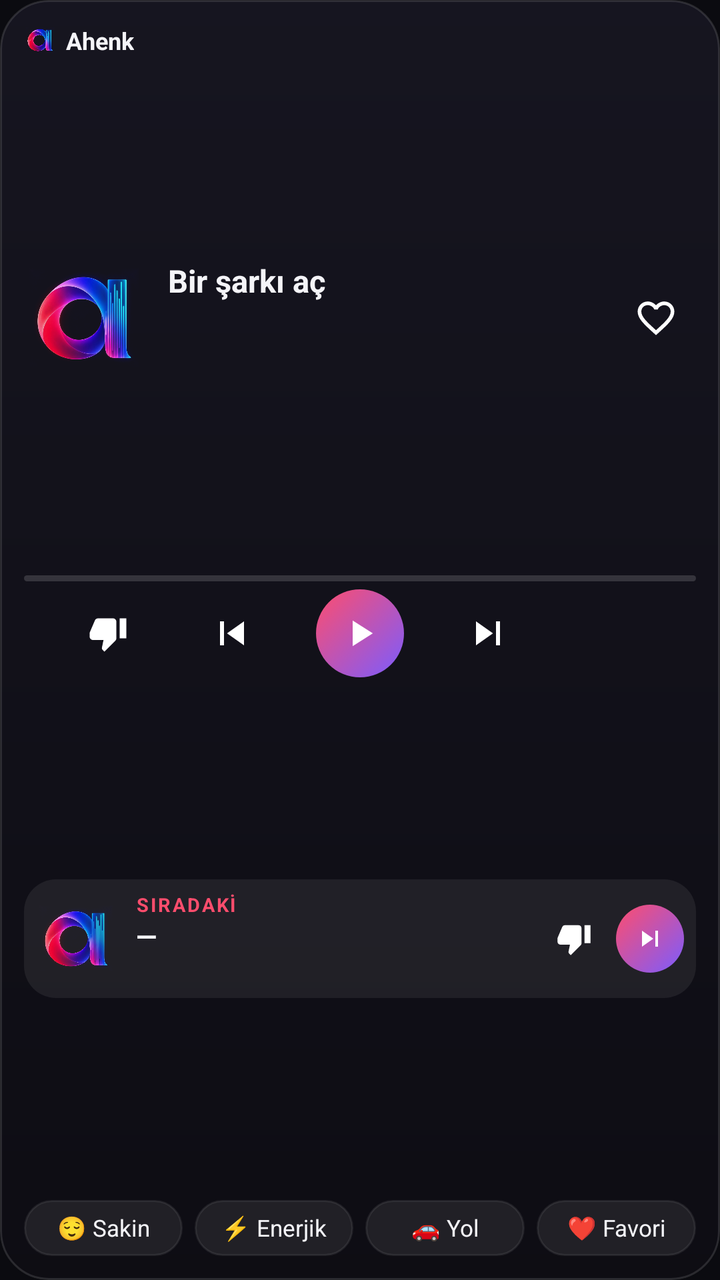
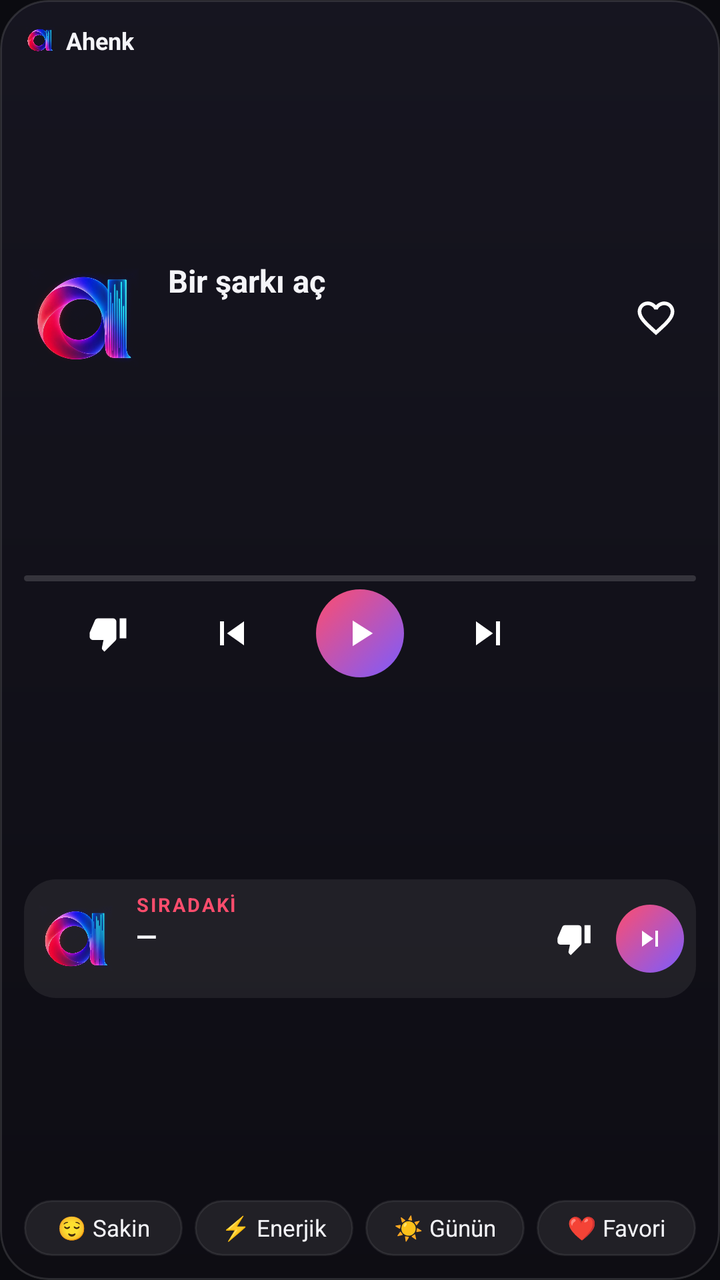

The first picture is an Android layout as it rendered before a commit; the second is the same layout after the commit. The layout source and the unified diff follow.
<!-- AndroidManifest.xml: application theme AppTheme -->
<!-- res/layout/widget_large.xml -->
<?xml version="1.0" encoding="utf-8"?>
<FrameLayout xmlns:android="http://schemas.android.com/apk/res/android" android:id="@+id/w_root" android:layout_width="match_parent" android:layout_height="match_parent"
    android:background="@drawable/widget_bg" android:clipToOutline="true">
    <ImageView android:id="@+id/w_glow" android:layout_width="match_parent" android:layout_height="match_parent"
        android:scaleType="fitXY" android:src="@drawable/widget_glow" android:visibility="gone" />
    <LinearLayout android:layout_width="match_parent" android:layout_height="match_parent"
        android:orientation="vertical" android:padding="12dp">
        <LinearLayout android:layout_width="match_parent" android:layout_height="wrap_content"
    android:gravity="center_vertical" android:orientation="horizontal">
    <ImageView android:layout_width="16dp" android:layout_height="16dp" android:src="@drawable/logo_mark" />
    <TextView android:layout_width="wrap_content" android:layout_height="wrap_content" android:layout_marginStart="5dp"
        android:text="Ahenk" android:textColor="#F4F4F8" android:textSize="12sp" android:textStyle="bold" />
    <TextView android:id="@+id/w_mood" android:layout_width="0dp" android:layout_height="wrap_content"
        android:layout_marginStart="6dp" android:layout_weight="1" android:ellipsize="end" android:singleLine="true"
        android:text="" android:textColor="#A3A3B5" android:textSize="11.5sp" />
    <TextView android:id="@+id/w_status" android:layout_width="wrap_content" android:layout_height="wrap_content"
        android:layout_marginStart="8dp" android:singleLine="true" android:text="" android:textColor="#FF4D6D"
        android:textSize="11sp" android:textStyle="bold" />
</LinearLayout><FrameLayout android:layout_width="match_parent" android:layout_height="0dp" android:layout_weight="1" />
<LinearLayout android:layout_width="match_parent" android:layout_height="wrap_content"
    android:layout_marginTop="10dp" android:gravity="center_vertical" android:orientation="horizontal">
    <ImageView android:id="@+id/w_cover" android:layout_width="60dp" android:layout_height="60dp"
        android:scaleType="centerCrop" android:src="@drawable/logo_mark" />
    <LinearLayout android:layout_width="0dp" android:layout_height="wrap_content" android:layout_marginStart="12dp"
        android:layout_weight="1" android:orientation="vertical">
        <TextView android:id="@+id/w_title" android:layout_width="match_parent" android:layout_height="wrap_content"
    android:ellipsize="end" android:singleLine="true" android:text="Bir şarkı aç" android:textColor="#F4F4F8"
    android:textSize="15.5sp" android:textStyle="bold" />
        <TextView android:id="@+id/w_artist" android:layout_width="match_parent" android:layout_height="wrap_content"
    android:ellipsize="end" android:singleLine="true" android:text="" android:textColor="#A3A3B5"
    android:textSize="12.5sp" android:layout_marginTop="1dp"/>
        <TextView android:id="@+id/w_meta" android:layout_width="match_parent" android:layout_height="wrap_content"
    android:ellipsize="end" android:singleLine="true" android:text="" android:textColor="#6E6E82"
    android:textSize="12sp" android:layout_marginTop="3dp"/>
    </LinearLayout>
    <ImageView android:id="@+id/w_like" android:layout_width="40dp" android:layout_height="40dp"
    android:background="@drawable/widget_icon_btn" android:padding="9dp" android:scaleType="fitCenter"
    android:src="@drawable/ic_w_heart" android:layout_marginStart="4dp"/>
</LinearLayout><FrameLayout android:layout_width="match_parent" android:layout_height="0dp" android:layout_weight="1" />
<ProgressBar android:id="@+id/w_progress" style="@android:style/Widget.ProgressBar.Horizontal"
    android:layout_width="match_parent" android:layout_height="3dp" android:layout_marginTop="8dp"
    android:max="1000" android:progress="0" android:progressDrawable="@drawable/widget_progress" /><LinearLayout android:layout_width="match_parent" android:layout_height="wrap_content"
    android:layout_marginTop="4dp" android:gravity="center_vertical" android:orientation="horizontal">
    <FrameLayout android:layout_width="0dp" android:layout_height="1dp" android:layout_weight="1" />
    <ImageView android:id="@+id/w_dislike" android:layout_width="40dp" android:layout_height="40dp"
    android:background="@drawable/widget_icon_btn" android:padding="10dp" android:scaleType="fitCenter"
    android:src="@drawable/ic_w_dislike" />
    <FrameLayout android:layout_width="0dp" android:layout_height="1dp" android:layout_weight="1" />
    <ImageView android:id="@+id/w_prev" android:layout_width="40dp" android:layout_height="40dp"
    android:background="@drawable/widget_icon_btn" android:padding="8dp" android:scaleType="fitCenter"
    android:src="@drawable/ic_w_prev" />
    <FrameLayout android:layout_width="0dp" android:layout_height="1dp" android:layout_weight="1" />
    <ImageView android:id="@+id/w_play" android:layout_width="44dp" android:layout_height="44dp"
        android:background="@drawable/widget_play_btn" android:padding="11dp" android:scaleType="fitCenter"
        android:src="@drawable/ic_w_play" />
    <FrameLayout android:layout_width="0dp" android:layout_height="1dp" android:layout_weight="1" />
    <ImageView android:id="@+id/w_next" android:layout_width="40dp" android:layout_height="40dp"
    android:background="@drawable/widget_icon_btn" android:padding="8dp" android:scaleType="fitCenter"
    android:src="@drawable/ic_w_next" />
    <FrameLayout android:layout_width="0dp" android:layout_height="1dp" android:layout_weight="1" />
    <TextView android:id="@+id/w_eta" android:layout_width="40dp" android:layout_height="40dp" android:gravity="center"
        android:text="" android:textColor="#6E6E82" android:textSize="10.5sp" android:textStyle="bold" />
    <FrameLayout android:layout_width="0dp" android:layout_height="1dp" android:layout_weight="1" />
</LinearLayout><FrameLayout android:layout_width="match_parent" android:layout_height="0dp" android:layout_weight="1" />
<LinearLayout android:id="@+id/w_next_box" android:layout_width="match_parent" android:layout_height="wrap_content"
    android:layout_marginTop="10dp" android:background="@drawable/widget_card" android:gravity="center_vertical"
    android:orientation="horizontal" android:padding="6dp">
    <ImageView android:id="@+id/w_next_cover" android:layout_width="40dp" android:layout_height="40dp"
        android:scaleType="centerCrop" android:src="@drawable/logo_mark" />
    <LinearLayout android:layout_width="0dp" android:layout_height="wrap_content" android:layout_marginStart="10dp"
        android:layout_weight="1" android:orientation="vertical">
        <TextView android:id="@+id/w_next_label" android:layout_width="wrap_content" android:layout_height="wrap_content"
            android:letterSpacing="0.1" android:text="SIRADAKİ" android:textColor="#FF4D6D" android:textSize="9.5sp" android:textStyle="bold" />
        <TextView android:id="@+id/w_next_title" android:layout_width="match_parent" android:layout_height="wrap_content"
    android:ellipsize="end" android:singleLine="true" android:text="—" android:textColor="#F4F4F8"
    android:textSize="13.5sp" android:textStyle="bold" />
        <TextView android:id="@+id/w_next_artist" android:layout_width="match_parent" android:layout_height="wrap_content"
    android:ellipsize="end" android:singleLine="true" android:text="" android:textColor="#A3A3B5"
    android:textSize="11.5sp" />
    </LinearLayout>
    <ImageView android:id="@+id/w_next_dislike" android:layout_width="34dp" android:layout_height="34dp"
        android:layout_marginEnd="4dp" android:background="@drawable/widget_icon_btn" android:padding="8dp"
        android:scaleType="fitCenter" android:src="@drawable/ic_w_dislike" />
    <ImageView android:id="@+id/w_next_skip" android:layout_width="34dp" android:layout_height="34dp"
        android:background="@drawable/widget_play_btn" android:padding="9dp" android:scaleType="fitCenter"
        android:src="@drawable/ic_w_next" />
</LinearLayout><FrameLayout android:layout_width="match_parent" android:layout_height="0dp" android:layout_weight="1" />
<LinearLayout android:layout_width="match_parent" android:layout_height="wrap_content"
    android:layout_marginTop="10dp" android:orientation="horizontal">
    <TextView android:id="@+id/w_chip_sakin" android:layout_width="0dp" android:layout_height="28dp"
        android:layout_weight="1" android:background="@drawable/widget_chip" android:gravity="center"
        android:singleLine="true" android:text="😌 Sakin" android:textColor="#F4F4F8" android:textSize="11.5sp" /><TextView android:id="@+id/w_chip_enerjik" android:layout_width="0dp" android:layout_height="28dp"
        android:layout_weight="1" android:layout_marginStart="6dp" android:background="@drawable/widget_chip" android:gravity="center"
        android:singleLine="true" android:text="⚡ Enerjik" android:textColor="#F4F4F8" android:textSize="11.5sp" /><TextView android:id="@+id/w_chip_yol" android:layout_width="0dp" android:layout_height="28dp"
        android:layout_weight="1" android:layout_marginStart="6dp" android:background="@drawable/widget_chip" android:gravity="center"
        android:singleLine="true" android:text="🚗 Yol" android:textColor="#F4F4F8" android:textSize="11.5sp" /><TextView android:id="@+id/w_chip_fav" android:layout_width="0dp" android:layout_height="28dp"
        android:layout_weight="1" android:layout_marginStart="6dp" android:background="@drawable/widget_chip" android:gravity="center"
        android:singleLine="true" android:text="❤️ Favori" android:textColor="#F4F4F8" android:textSize="11.5sp" />
</LinearLayout>
    </LinearLayout>
</FrameLayout>
<!-- resources referenced by this layout -->
<resources>
  <!-- drawable ic_w_next (drawable) -->
  <?xml version="1.0" encoding="utf-8"?>
  <vector xmlns:android="http://schemas.android.com/apk/res/android" android:width="24dp" android:height="24dp"
      android:viewportWidth="24" android:viewportHeight="24">
      <path android:fillColor="#FFFFFFFF" android:pathData="M6,18l8.5,-6L6,6v12zM16,6v12h2V6h-2z" />
  </vector>
  <!-- drawable ic_w_play (drawable) -->
  <?xml version="1.0" encoding="utf-8"?>
  <vector xmlns:android="http://schemas.android.com/apk/res/android" android:width="24dp" android:height="24dp"
      android:viewportWidth="24" android:viewportHeight="24">
      <path android:fillColor="#FFFFFFFF" android:pathData="M8,5v14l11,-7z" />
  </vector>
  <!-- drawable ic_w_prev (drawable) -->
  <?xml version="1.0" encoding="utf-8"?>
  <vector xmlns:android="http://schemas.android.com/apk/res/android" android:width="24dp" android:height="24dp"
      android:viewportWidth="24" android:viewportHeight="24">
      <path android:fillColor="#FFFFFFFF" android:pathData="M6,6h2v12H6zM9.5,12l8.5,6V6z" />
  </vector>
  <!-- drawable widget_bg (drawable) -->
  <?xml version="1.0" encoding="utf-8"?>
  <shape xmlns:android="http://schemas.android.com/apk/res/android" android:shape="rectangle">
      <gradient android:angle="270" android:startColor="#F5161520" android:endColor="#F50D0C13" />
      <corners android:radius="24dp" />
      <stroke android:width="1dp" android:color="#1FFFFFFF" />
  </shape>
  <!-- drawable widget_card (drawable) -->
  <?xml version="1.0" encoding="utf-8"?>
  <selector xmlns:android="http://schemas.android.com/apk/res/android">
      <item android:state_pressed="true"><shape><solid android:color="#26FFFFFF" /><corners android:radius="16dp" /></shape></item>
      <item><shape><solid android:color="#12FFFFFF" /><corners android:radius="16dp" /></shape></item>
  </selector>
  <!-- drawable widget_chip (drawable) -->
  <?xml version="1.0" encoding="utf-8"?>
  <selector xmlns:android="http://schemas.android.com/apk/res/android">
      <item android:state_pressed="true"><shape><solid android:color="#33FFFFFF" /><corners android:radius="14dp" /></shape></item>
      <item><shape><solid android:color="#14FFFFFF" /><corners android:radius="14dp" /><stroke android:width="1dp" android:color="#14FFFFFF" /></shape></item>
  </selector>
  <!-- drawable widget_glow (drawable) -->
  <?xml version="1.0" encoding="utf-8"?>
  <shape xmlns:android="http://schemas.android.com/apk/res/android" android:shape="rectangle">
      <gradient android:type="radial" android:centerX="0.15" android:centerY="0.2"
          android:gradientRadius="160dp" android:startColor="#FFFFFFFF" android:centerColor="#40FFFFFF"
          android:endColor="#00FFFFFF" />
      <corners android:radius="24dp" />
  </shape>
  <!-- drawable widget_icon_btn (drawable) -->
  <?xml version="1.0" encoding="utf-8"?>
  <selector xmlns:android="http://schemas.android.com/apk/res/android">
      <item android:state_pressed="true"><shape android:shape="oval"><solid android:color="#26FFFFFF" /></shape></item>
      <item><shape android:shape="oval"><solid android:color="#00000000" /></shape></item>
  </selector>
  <style name="AppTheme" parent="android:Theme.Material.NoActionBar">
          <item name="android:windowBackground">@color/bg</item>
          <item name="android:statusBarColor">@color/bg</item>
          <item name="android:navigationBarColor">@color/surface</item>
          <item name="android:colorAccent">@color/accent</item>
          <item name="android:colorPrimary">@color/bg</item>
          <item name="android:colorPrimaryDark">@color/bg</item>
      </style>
  <color name="bg">#0B0B10</color>
  <color name="surface">#15151D</color>
  <color name="accent">#FF4D6D</color>
  <!-- unchanged entries left out for length: 5 -->
</resources>

<!-- the commit's change to res/layout/widget_large.xml (unified diff, before → after) -->
@@ -91,9 +91,9 @@
         android:layout_weight="1" android:background="@drawable/widget_chip" android:gravity="center"
         android:singleLine="true" android:text="😌 Sakin" android:textColor="#F4F4F8" android:textSize="11.5sp" /><TextView android:id="@+id/w_chip_enerjik" android:layout_width="0dp" android:layout_height="28dp"
         android:layout_weight="1" android:layout_marginStart="6dp" android:background="@drawable/widget_chip" android:gravity="center"
-        android:singleLine="true" android:text="⚡ Enerjik" android:textColor="#F4F4F8" android:textSize="11.5sp" /><TextView android:id="@+id/w_chip_yol" android:layout_width="0dp" android:layout_height="28dp"
+        android:singleLine="true" android:text="⚡ Enerjik" android:textColor="#F4F4F8" android:textSize="11.5sp" /><TextView android:id="@+id/w_chip_gunun" android:layout_width="0dp" android:layout_height="28dp"
         android:layout_weight="1" android:layout_marginStart="6dp" android:background="@drawable/widget_chip" android:gravity="center"
-        android:singleLine="true" android:text="🚗 Yol" android:textColor="#F4F4F8" android:textSize="11.5sp" /><TextView android:id="@+id/w_chip_fav" android:layout_width="0dp" android:layout_height="28dp"
+        android:singleLine="true" android:text="☀️ Günün" android:textColor="#F4F4F8" android:textSize="11.5sp" /><TextView android:id="@+id/w_chip_fav" android:layout_width="0dp" android:layout_height="28dp"
         android:layout_weight="1" android:layout_marginStart="6dp" android:background="@drawable/widget_chip" android:gravity="center"
         android:singleLine="true" android:text="❤️ Favori" android:textColor="#F4F4F8" android:textSize="11.5sp" />
 </LinearLayout>
